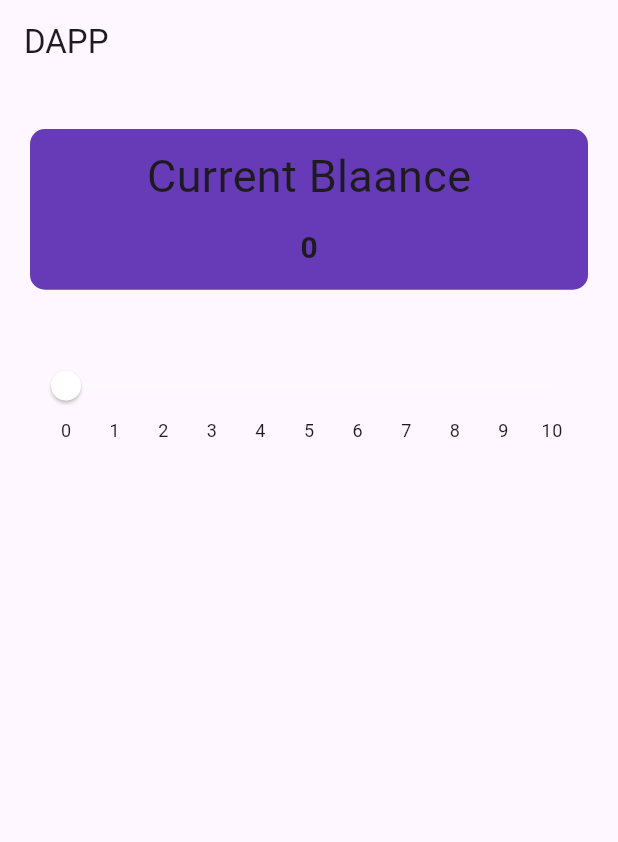
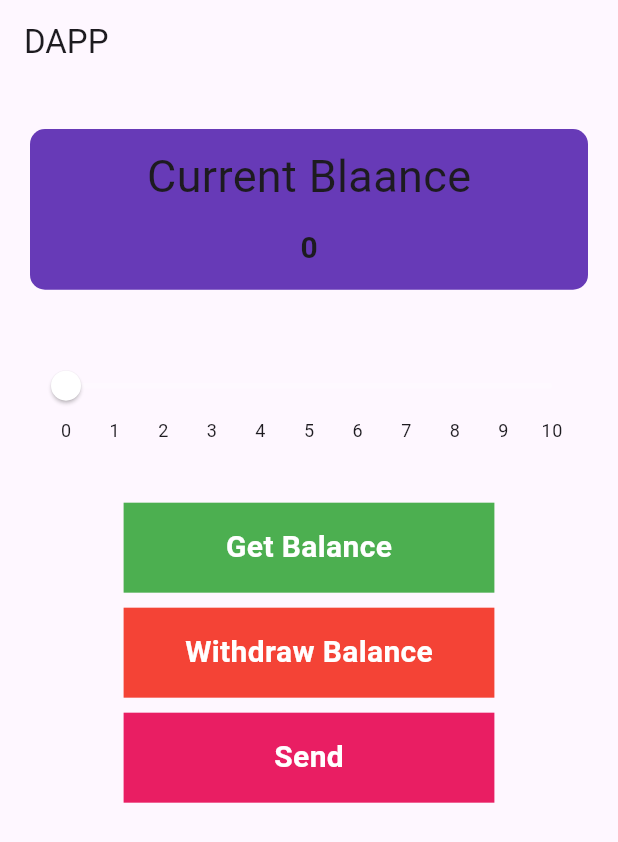
Before and after one commit to NaVindu0315/Flutter-Dapp, a Flutter app: the screen it shows after launch, on a phone screen of 412 x 824 dp. Shown: the top 842 px of the screen. Run offline on Flutter 3.47's test engine with Material 3 defaults, Android fonts, the phone set to English and light mode, and no system bars; drawn by our look-alikes of syncfusion_flutter_sliders; missing offline and left inert: web3dart.

Commit message:
added 3 buttons

```diff
--- a/lib/simple_dapp/Homes.dart
+++ b/lib/simple_dapp/Homes.dart
@@ -1,4 +1,5 @@
 import 'package:flutter/material.dart';
+import 'package:flutter_dapp/simple_dapp/widgetbuttoncontainer.dart';
 import 'package:syncfusion_flutter_sliders/sliders.dart';
 
 class Homes extends StatefulWidget {
@@ -70,6 +71,21 @@ class _HomesState extends State<Homes> {
                 min: 0.0,
                 max: 10.0,
               ),
+              SizedBox(
+                height: 40.0,
+              ),
+              CustomContainerButtonWidget(
+                  title: "Get Balance", color: Colors.green, onTap: () {}),
+              SizedBox(
+                height: 10.0,
+              ),
+              CustomContainerButtonWidget(
+                  title: "Withdraw Balance", color: Colors.red, onTap: () {}),
+              SizedBox(
+                height: 10.0,
+              ),
+              CustomContainerButtonWidget(
+                  title: "Send", color: Colors.pink, onTap: () {}),
             ],
           ),
         ),
```
